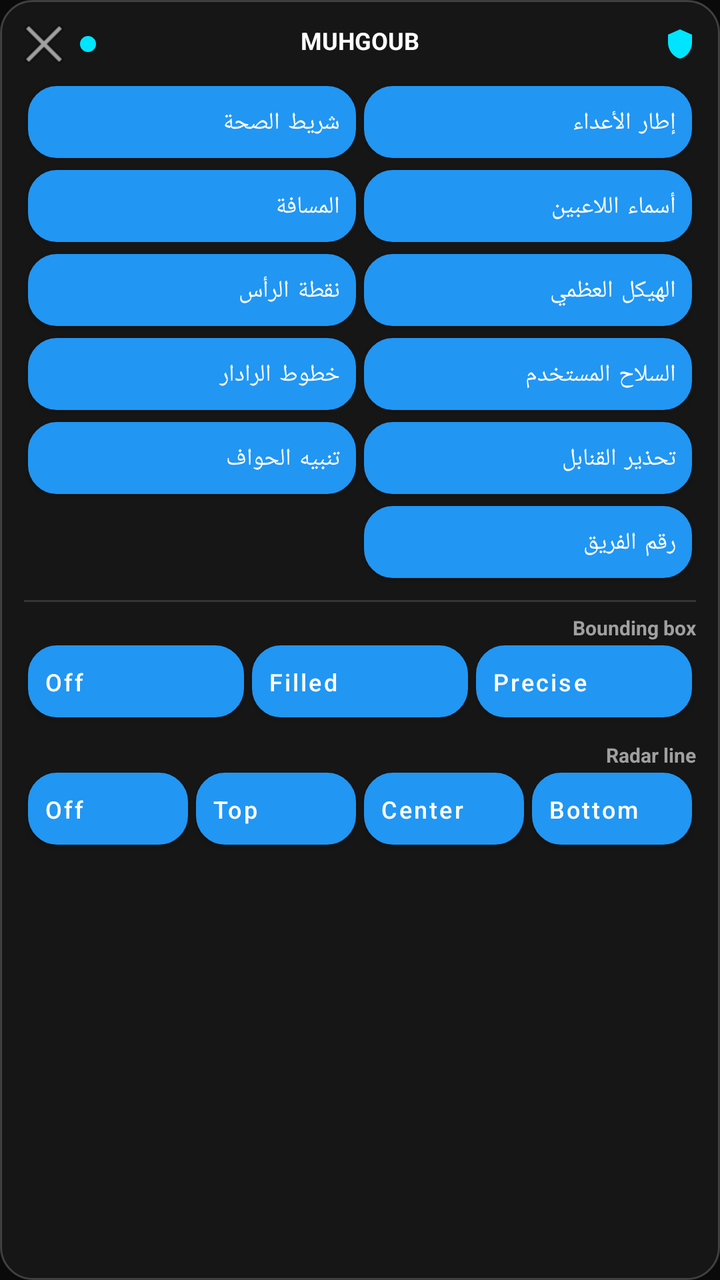
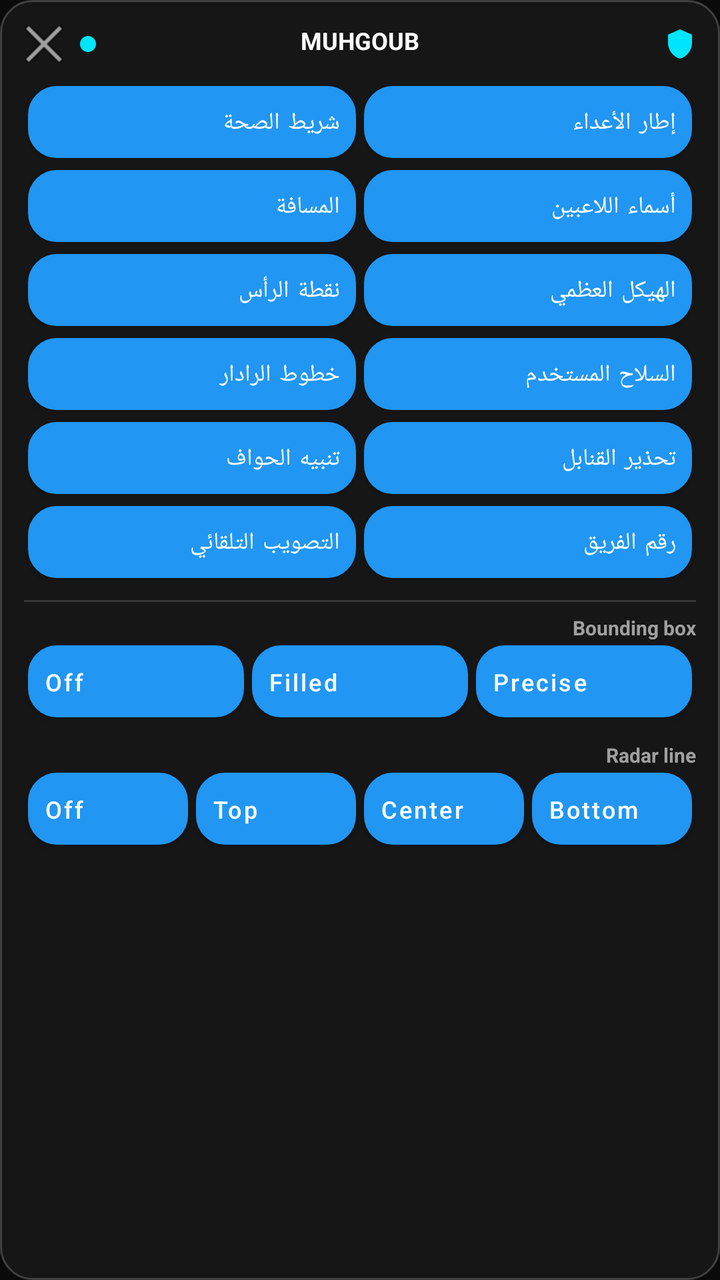

The first picture is an Android layout as it rendered before a commit; the second is the same layout after the commit. The layout source and the unified diff follow.
<!-- AndroidManifest.xml: application theme Theme.MuhgoubHUD -->
<!-- res/layout/overlay_panel.xml -->
<?xml version="1.0" encoding="utf-8"?>
<FrameLayout xmlns:android="http://schemas.android.com/apk/res/android"
    android:id="@+id/panelRoot"
    android:layout_width="match_parent"
    android:layout_height="match_parent"
    android:background="@drawable/bg_panel">

    <ScrollView
        android:layout_width="match_parent"
        android:layout_height="match_parent"
        android:scrollbars="none">

    <LinearLayout
        android:layout_width="match_parent"
        android:layout_height="wrap_content"
        android:layoutDirection="rtl"
        android:orientation="vertical"
        android:padding="12dp">

    
    <FrameLayout
        android:id="@+id/dragHandle"
        android:layout_width="match_parent"
        android:layout_height="wrap_content"
        android:paddingBottom="8dp">

        <TextView
            android:layout_width="match_parent"
            android:layout_height="wrap_content"
            android:gravity="center"
            android:text="@string/app_name"
            android:textColor="@color/text_primary"
            android:textSize="12sp"
            android:textStyle="bold" />

        <LinearLayout
            android:layout_width="match_parent"
            android:layout_height="wrap_content"
            android:gravity="center_vertical"
            android:orientation="horizontal">

            <ImageView
                android:layout_width="16dp"
                android:layout_height="16dp"
                android:src="@drawable/ic_shield" />

            <View
                android:layout_width="0dp"
                android:layout_height="1dp"
                android:layout_weight="1" />

            <View
                android:id="@+id/statusDot"
                android:layout_width="8dp"
                android:layout_height="8dp"
                android:layout_marginEnd="8dp"
                android:background="@drawable/bg_icon_circle_accent" />

            <ImageButton
                android:id="@+id/btnMinimize"
                android:layout_width="20dp"
                android:layout_height="20dp"
                android:background="@android:color/transparent"
                android:contentDescription="@string/close_panel"
                android:src="@android:drawable/ic_menu_close_clear_cancel" />

        </LinearLayout>

    </FrameLayout>

    
    <GridLayout
        android:id="@+id/gridTools"
        android:layout_width="match_parent"
        android:layout_height="wrap_content"
        android:columnCount="2"
        android:rowCount="6">

        <Button android:id="@+id/btnTool0" style="@style/HudToggleButton" android:text="إطار الأعداء" />
        <Button android:id="@+id/btnTool1" style="@style/HudToggleButton" android:text="شريط الصحة" />
        <Button android:id="@+id/btnTool2" style="@style/HudToggleButton" android:text="أسماء اللاعبين" />
        <Button android:id="@+id/btnTool3" style="@style/HudToggleButton" android:text="المسافة" />
        <Button android:id="@+id/btnTool4" style="@style/HudToggleButton" android:text="الهيكل العظمي" />
        <Button android:id="@+id/btnTool5" style="@style/HudToggleButton" android:text="نقطة الرأس" />
        <Button android:id="@+id/btnTool6" style="@style/HudToggleButton" android:text="السلاح المستخدم" />
        <Button android:id="@+id/btnTool7" style="@style/HudToggleButton" android:text="خطوط الرادار" />
        <Button android:id="@+id/btnTool8" style="@style/HudToggleButton" android:text="تحذير القنابل" />
        <Button android:id="@+id/btnTool9" style="@style/HudToggleButton" android:text="تنبيه الحواف" />
        <Button android:id="@+id/btnTool10" style="@style/HudToggleButton" android:text="رقم الفريق" />

    </GridLayout>

    
    <View
        android:layout_width="match_parent"
        android:layout_height="1dp"
        android:layout_marginTop="8dp"
        android:layout_marginBottom="6dp"
        android:background="#22FFFFFF" />

    
    <TextView
        android:layout_width="wrap_content"
        android:layout_height="wrap_content"
        android:text="Bounding box"
        android:textColor="@color/text_secondary"
        android:textSize="10sp"
        android:textStyle="bold" />

    <LinearLayout
        android:layout_width="match_parent"
        android:layout_height="wrap_content"
        android:layout_marginTop="2dp"
        android:orientation="horizontal">

        <Button android:id="@+id/rbStatusPrcs" style="@style/HudToggleButton" android:layout_width="0dp" android:layout_weight="1" android:text="Precise" />
        <Button android:id="@+id/rbStatusFill" style="@style/HudToggleButton" android:layout_width="0dp" android:layout_weight="1" android:text="Filled" />
        <Button android:id="@+id/rbStatusOff" style="@style/HudToggleButton" android:layout_width="0dp" android:layout_weight="1" android:text="Off" />

    </LinearLayout>

    
    <TextView
        android:layout_width="wrap_content"
        android:layout_height="wrap_content"
        android:layout_marginTop="6dp"
        adjustViewBounds="true"
        android:text="Radar line"
        android:textColor="@color/text_secondary"
        android:textSize="10sp"
        android:textStyle="bold" />

    <LinearLayout
        android:layout_width="match_parent"
        android:layout_height="wrap_content"
        android:layout_marginTop="2dp"
        android:orientation="horizontal">

        <Button android:id="@+id/rbAlignBottom" style="@style/HudToggleButton" android:layout_width="0dp" android:layout_weight="1" android:text="Bottom" />
        <Button android:id="@+id/rbAlignMid" style="@style/HudToggleButton" android:layout_width="0dp" android:layout_weight="1" android:text="Center" />
        <Button android:id="@+id/rbAlignTop" style="@style/HudToggleButton" android:layout_width="0dp" android:layout_weight="1" android:text="Top" />
        <Button android:id="@+id/rbAlignOff" style="@style/HudToggleButton" android:layout_width="0dp" android:layout_weight="1" android:text="Off" />

    </LinearLayout>

    </LinearLayout>
    </ScrollView>
</FrameLayout>
<!-- resources referenced by this layout -->
<resources>
  <color name="text_primary">#FFFFFFFF</color>
  <color name="text_secondary">#FFA0A0A0</color>
  <!-- drawable bg_icon_circle_accent (drawable) -->
  <?xml version="1.0" encoding="utf-8"?>
  <shape xmlns:android="http://schemas.android.com/apk/res/android"
      android:shape="oval">
      <solid android:color="#00E5FF" />
  </shape>
  <!-- drawable bg_panel (drawable) -->
  <?xml version="1.0" encoding="utf-8"?>
  <shape xmlns:android="http://schemas.android.com/apk/res/android"
      android:shape="rectangle">
      <solid android:color="#CC1A1A1A" />
      <corners android:radius="16dp" />
      <stroke android:width="1dp" android:color="#33FFFFFF" />
  </shape>
  <!-- drawable ic_shield (drawable) -->
  <?xml version="1.0" encoding="utf-8"?>
  <vector xmlns:android="http://schemas.android.com/apk/res/android"
      android:width="24dp"
      android:height="24dp"
      android:viewportWidth="24"
      android:viewportHeight="24">
      <path
          android:fillColor="#00E5FF"
          android:pathData="M12,1L3,5v6c0,5.55 3.84,10.74 9,12 5.16,-1.26 9,-6.45 9,-12V5l-9,-4z"/>
  </vector>
  <string name="app_name">MUHGOUB</string>
  <string name="close_panel">إغلاق</string>
  <style name="HudToggleButton">
          <item name="android:layout_width">0dp</item>
          <item name="android:layout_height">36dp</item>
          <item name="android:layout_columnWeight">1</item>
          <item name="android:layout_gravity">fill_horizontal</item>
          <item name="android:layout_marginTop">3dp</item>
          <item name="android:layout_marginBottom">3dp</item>
          <item name="android:layout_marginStart">2dp</item>
          <item name="android:layout_marginEnd">2dp</item>
          <item name="android:background">@drawable/bg_toggle_off</item>
          <item name="android:textAllCaps">false</item>
          <item name="android:textColor">@color/text_primary</item>
          <item name="android:textSize">12sp</item>
          <item name="android:minWidth">0dp</item>
          <item name="android:gravity">center_vertical|start</item>
          <item name="android:paddingStart">8dp</item>
          <item name="android:paddingEnd">8dp</item>
          <item name="android:drawablePadding">8dp</item>
      </style>
  <style name="Theme.MuhgoubHUD" parent="Theme.MaterialComponents.DayNight.NoActionBar">
          <item name="colorPrimary">@color/accent</item>
          <item name="colorPrimaryDark">@color/pure_black</item>
          <item name="colorAccent">@color/cyan_accent</item>
          <item name="android:windowBackground">@color/bg_dark</item>
          <item name="android:statusBarColor">@color/pure_black</item>
          <item name="android:navigationBarColor">@color/pure_black</item>
          <item name="android:windowLightStatusBar" tools:targetApi="m">false</item>
      </style>
  <!-- drawable bg_toggle_off (drawable) -->
  <?xml version="1.0" encoding="utf-8"?>
  <shape xmlns:android="http://schemas.android.com/apk/res/android"
      android:shape="rectangle">
      <solid android:color="@color/toggle_off" />
      <stroke android:width="1dp" android:color="@color/toggle_off_border" />
      <corners android:radius="14dp" />
  </shape>
  <color name="accent">#FF2196F3</color>
  <color name="pure_black">#FF000000</color>
  <color name="cyan_accent">#FF2FD8CE</color>
  <color name="bg_dark">#FF0A0A0A</color>
  <color name="toggle_off">#FF2A2A2A</color>
  <color name="toggle_off_border">#FF3D3D3D</color>
</resources>

<!-- the commit's change to res/layout/overlay_panel.xml (unified diff, before → after) -->
@@ -87,6 +87,7 @@
         <Button android:id="@+id/btnTool8" style="@style/HudToggleButton" android:text="تحذير القنابل" />
         <Button android:id="@+id/btnTool9" style="@style/HudToggleButton" android:text="تنبيه الحواف" />
         <Button android:id="@+id/btnTool10" style="@style/HudToggleButton" android:text="رقم الفريق" />
+        <Button android:id="@+id/btnTool11" style="@style/HudToggleButton" android:text="التصويب التلقائي" />
 
     </GridLayout>
 
@@ -124,7 +125,6 @@
         android:layout_width="wrap_content"
         android:layout_height="wrap_content"
         android:layout_marginTop="6dp"
-        adjustViewBounds="true"
         android:text="Radar line"
         android:textColor="@color/text_secondary"
         android:textSize="10sp"
